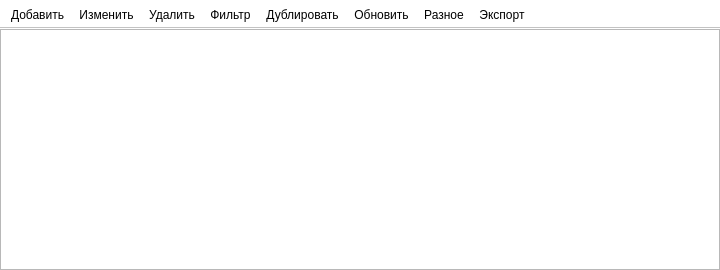
Meller008/CRM-Avi, file ui/templates ui/table.ui: the form before one commit.
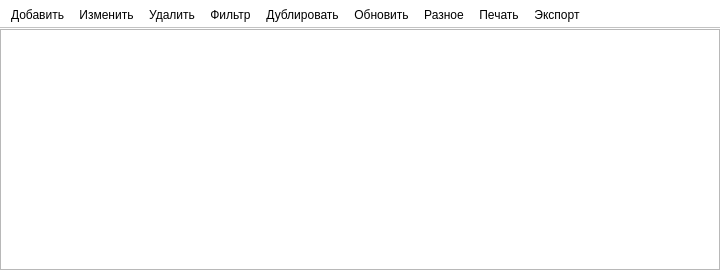
The form after the commit.

Commit message: работа - исправлена печать пачек пасспортов! Почти везде добавлена печать таблиц!

```diff
--- a/ui/templates ui/table.ui
+++ b/ui/templates ui/table.ui
@@ -83,6 +83,7 @@
    <addaction name="pb_copy"/>
    <addaction name="pb_update"/>
    <addaction name="pb_other"/>
+   <addaction name="pb_print"/>
    <addaction name="pb_export"/>
   </widget>
   <action name="pb_add">
@@ -125,6 +126,11 @@
     <string>Экспорт</string>
    </property>
   </action>
+  <action name="pb_print">
+   <property name="text">
+    <string>Печать</string>
+   </property>
+  </action>
  </widget>
  <resources/>
  <connections>
```
Left out of the diff: 17 changed lines with no effect on the pictures. The commit also changes 11 other files.
